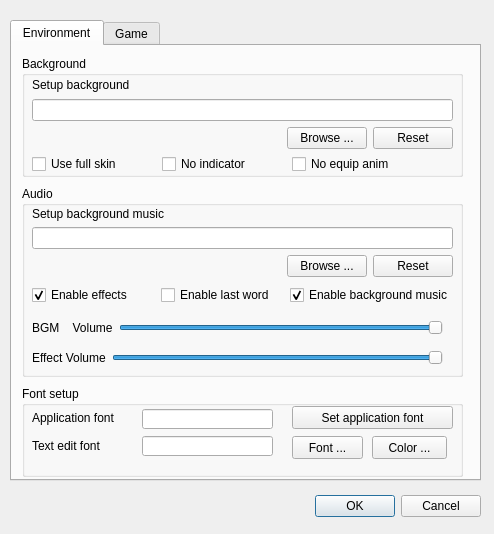
Qt form src/dialog/configdialog.ui (meng-long-shao-zhu/VupSlash_V0) before a commit.
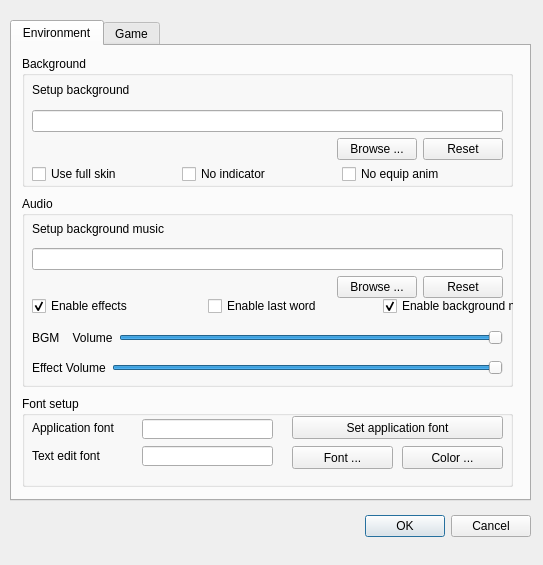
The same form after that commit. The open tabs and pages were chosen to show the change.

Diff of the .ui file:
```diff
--- a/src/dialog/configdialog.ui
+++ b/src/dialog/configdialog.ui
@@ -9,12 +9,12 @@
    <rect>
     <x>0</x>
     <y>0</y>
-    <width>494</width>
-    <height>534</height>
+    <width>543</width>
+    <height>565</height>
    </rect>
   </property>
   <property name="sizePolicy">
-   <sizepolicy hsizetype="Preferred" vsizetype="Preferred">
+   <sizepolicy hsizetype="Fixed" vsizetype="Fixed">
     <horstretch>0</horstretch>
     <verstretch>0</verstretch>
    </sizepolicy>
@@ -27,8 +27,8 @@
     <rect>
      <x>10</x>
      <y>20</y>
-     <width>471</width>
-     <height>461</height>
+     <width>521</width>
+     <height>481</height>
     </rect>
    </property>
    <property name="currentIndex">
@@ -42,8 +42,8 @@
      <property name="geometry">
       <rect>
        <x>10</x>
-       <y>140</y>
-       <width>441</width>
+       <y>150</y>
+       <width>491</width>
        <height>191</height>
       </rect>
      </property>
@@ -55,8 +55,8 @@
        <rect>
         <x>10</x>
         <y>20</y>
-        <width>421</width>
-        <height>71</height>
+        <width>471</width>
+        <height>82</height>
        </rect>
       </property>
       <layout class="QVBoxLayout" name="verticalLayout_5">
@@ -115,8 +115,8 @@
        <rect>
         <x>10</x>
         <y>100</y>
-        <width>421</width>
-        <height>18</height>
+        <width>521</width>
+        <height>21</height>
        </rect>
       </property>
       <layout class="QHBoxLayout" name="horizontalLayout_3">
@@ -154,7 +154,7 @@
        <rect>
         <x>10</x>
         <y>130</y>
-        <width>411</width>
+        <width>471</width>
         <height>24</height>
        </rect>
       </property>
@@ -189,7 +189,7 @@
        <rect>
         <x>10</x>
         <y>160</y>
-        <width>411</width>
+        <width>471</width>
         <height>24</height>
        </rect>
       </property>
@@ -225,8 +225,8 @@
       <rect>
        <x>10</x>
        <y>10</y>
-       <width>441</width>
-       <height>121</height>
+       <width>491</width>
+       <height>131</height>
       </rect>
      </property>
      <property name="title">
@@ -237,8 +237,8 @@
        <rect>
         <x>10</x>
         <y>20</y>
-        <width>421</width>
-        <height>73</height>
+        <width>471</width>
+        <height>84</height>
        </rect>
       </property>
       <layout class="QVBoxLayout" name="verticalLayout_2">
@@ -299,9 +299,9 @@
      <widget class="QCheckBox" name="noIndicatorCheckBox">
       <property name="geometry">
        <rect>
-        <x>140</x>
-        <y>100</y>
-        <width>95</width>
+        <x>160</x>
+        <y>110</y>
+        <width>161</width>
         <height>16</height>
        </rect>
       </property>
@@ -312,9 +312,9 @@
      <widget class="QCheckBox" name="noEquipAnimCheckBox">
       <property name="geometry">
        <rect>
-        <x>270</x>
-        <y>100</y>
-        <width>111</width>
+        <x>320</x>
+        <y>110</y>
+        <width>171</width>
         <height>16</height>
        </rect>
       </property>
@@ -326,8 +326,8 @@
       <property name="geometry">
        <rect>
         <x>10</x>
-        <y>100</y>
-        <width>111</width>
+        <y>110</y>
+        <width>151</width>
         <height>16</height>
        </rect>
       </property>
@@ -340,8 +340,8 @@
      <property name="geometry">
       <rect>
        <x>10</x>
-       <y>340</y>
-       <width>441</width>
+       <y>350</y>
+       <width>491</width>
        <height>91</height>
       </rect>
      </property>
@@ -353,7 +353,7 @@
        <rect>
         <x>270</x>
         <y>20</y>
-        <width>161</width>
+        <width>211</width>
         <height>23</height>
        </rect>
       </property>
@@ -414,7 +414,7 @@
        <rect>
         <x>270</x>
         <y>50</y>
-        <width>71</width>
+        <width>101</width>
         <height>23</height>
        </rect>
       </property>
@@ -441,9 +441,9 @@
      <widget class="QPushButton" name="setTextEditColorButton">
       <property name="geometry">
        <rect>
-        <x>350</x>
+        <x>380</x>
         <y>50</y>
-        <width>75</width>
+        <width>101</width>
         <height>23</height>
        </rect>
       </property>
@@ -607,8 +607,8 @@
   <widget class="QDialogButtonBox" name="buttonBox">
    <property name="geometry">
     <rect>
-     <x>140</x>
-     <y>490</y>
+     <x>190</x>
+     <y>510</y>
      <width>341</width>
      <height>32</height>
     </rect>
```
Left out of the diff: 46 changed lines with no effect on the pictures.
